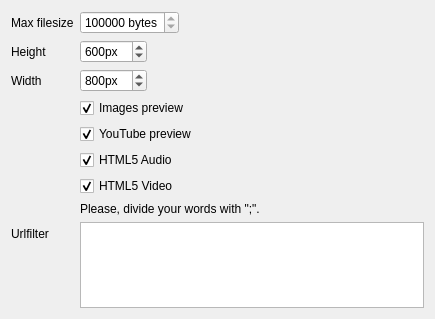
Above: plugins/urlpreview/src/urlpreviewsettings.ui from euroelessar/qutim before the change. Below: the same form after it.
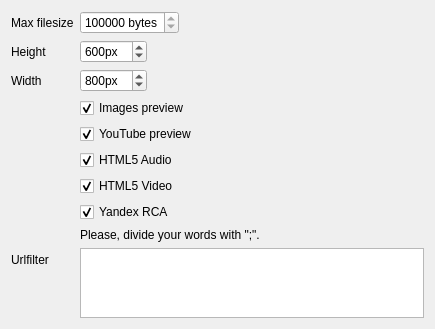
That is the form after the change.

Commit message: [urlpreview] checkBox for RCA added

The edit to the form file:
```diff
--- a/plugins/urlpreview/src/urlpreviewsettings.ui
+++ b/plugins/urlpreview/src/urlpreviewsettings.ui
@@ -141,23 +141,33 @@
      </property>
     </widget>
    </item>
-   <item row="10" column="0">
+   <item row="11" column="0">
     <widget class="QLabel" name="label">
      <property name="text">
       <string>Urlfilter</string>
      </property>
     </widget>
    </item>
-   <item row="9" column="1">
+   <item row="10" column="1">
     <widget class="QLabel" name="label_4">
      <property name="text">
       <string>Please, divide your words with &quot;;&quot;.</string>
      </property>
     </widget>
    </item>
-   <item row="10" column="1">
+   <item row="11" column="1">
     <widget class="QPlainTextEdit" name="exceptionList"/>
    </item>
+   <item row="9" column="1">
+    <widget class="QCheckBox" name="yandexRCA">
+     <property name="text">
+      <string>Yandex RCA</string>
+     </property>
+     <property name="checked">
+      <bool>true</bool>
+     </property>
+    </widget>
+   </item>
   </layout>
  </widget>
  <resources/>
```
The commit also changes 2 other files.
